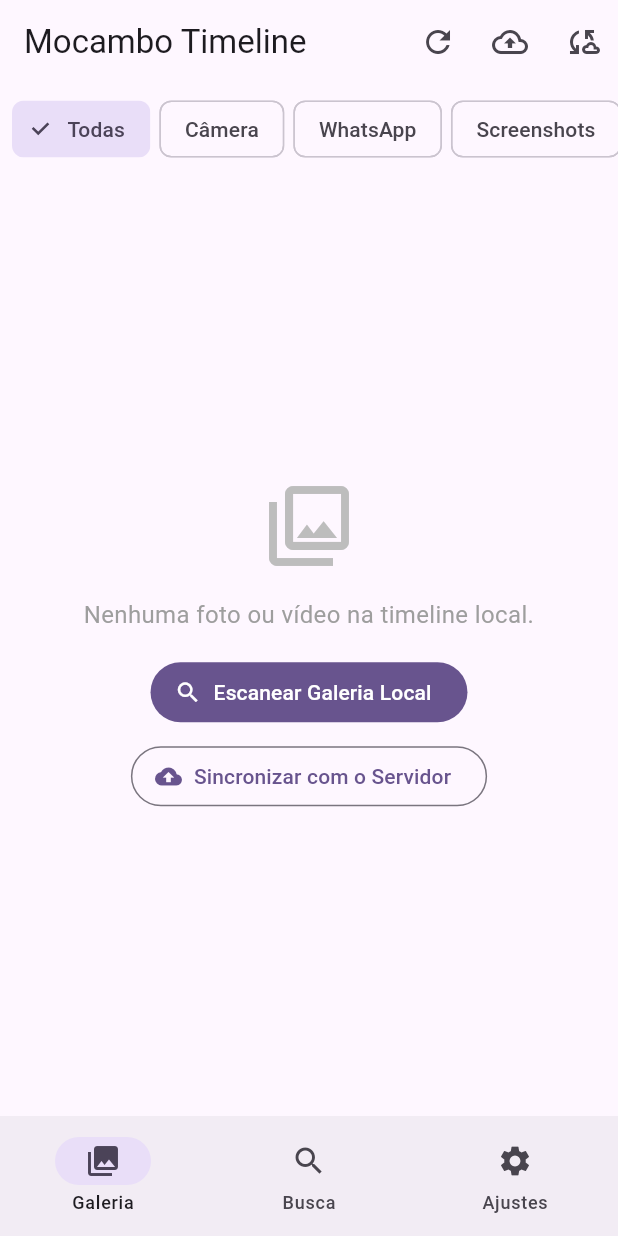
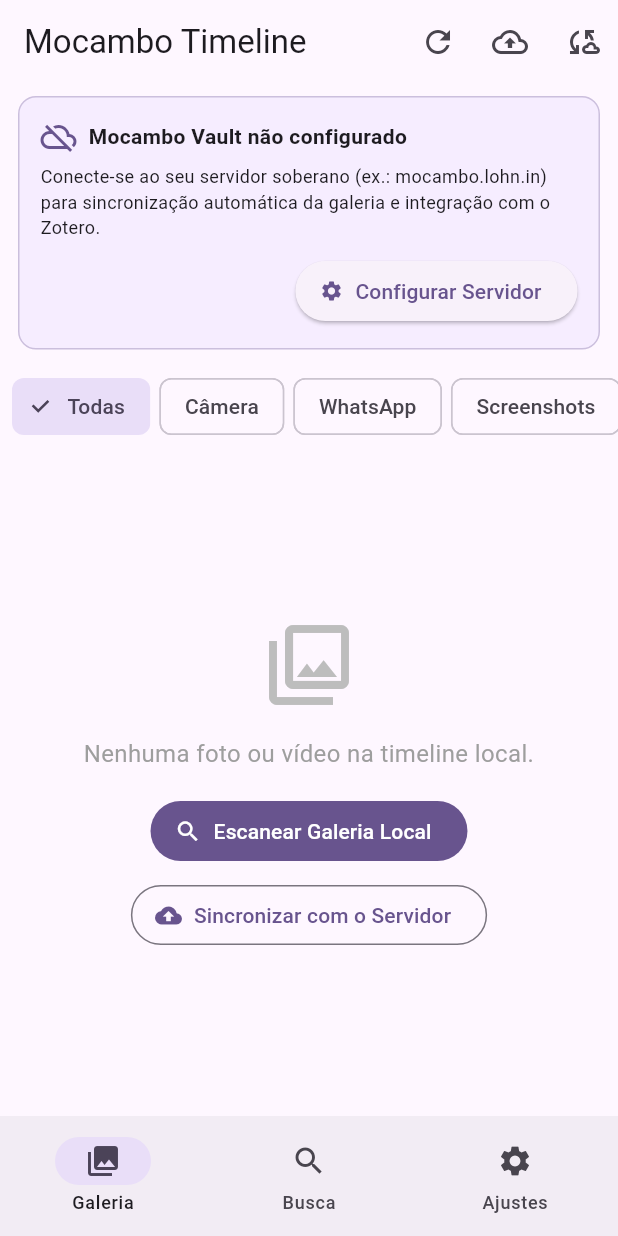
Before and after one commit to lumenpink/mocambo, a Flutter app: the screen it shows after launch, on a phone screen of 412 x 824 dp. Run offline on Flutter 3.47's test engine with Material 3 defaults, Android fonts, the phone set to English and light mode, and no system bars.

Commit message:
feat: feat(mobile): onboarding e status de sincronizacao (ref #38 - ph5)

```diff
--- a/mobile/lib/views/gallery_page.dart
+++ b/mobile/lib/views/gallery_page.dart
@@ -1,19 +1,28 @@
 import 'dart:io';
 import 'package:flutter/material.dart';
+import '../config/app_config.dart';
 import '../models/media_item.dart';
 
 class GalleryPage extends StatefulWidget {
   final List<MediaItem> items;
+  final AppConfig config;
+  final bool isSyncing;
+  final String? syncProgressMessage;
   final VoidCallback onTriggerOffload;
   final VoidCallback? onTriggerSync;
   final VoidCallback? onRefresh;
+  final VoidCallback? onOpenSettings;
 
   const GalleryPage({
     super.key,
     required this.items,
+    this.config = const AppConfig(),
+    this.isSyncing = false,
+    this.syncProgressMessage,
     required this.onTriggerOffload,
     this.onTriggerSync,
     this.onRefresh,
+    this.onOpenSettings,
   });
 
   @override
@@ -68,6 +77,90 @@ class _GalleryPageState extends State<GalleryPage> {
       ),
       body: Column(
         children: [
+          if (!widget.config.isConfigured)
+            Container(
+              margin: const EdgeInsets.symmetric(horizontal: 12, vertical: 8),
+              padding: const EdgeInsets.all(14),
+              decoration: BoxDecoration(
+                color: Theme.of(context)
+                    .colorScheme
+                    .primaryContainer
+                    .withOpacity(0.4),
+                borderRadius: BorderRadius.circular(12),
+                border: Border.all(
+                  color: Theme.of(context)
+                      .colorScheme
+                      .primary
+                      .withOpacity(0.3),
+                ),
+              ),
+              child: Column(
+                crossAxisAlignment: CrossAxisAlignment.start,
+                children: [
+                  Row(
+                    children: [
+                      Icon(
+                        Icons.cloud_off_outlined,
+                        color: Theme.of(context).colorScheme.primary,
+                        size: 24,
+                      ),
+                      const SizedBox(width: 8),
+                      const Expanded(
+                        child: Text(
+                          'Mocambo Vault não configurado',
+                          style: TextStyle(
+                            fontWeight: FontWeight.bold,
+                            fontSize: 14,
+                          ),
+                        ),
+                      ),
+                    ],
+                  ),
+                  const SizedBox(height: 6),
+                  const Text(
+                    'Conecte-se ao seu servidor soberano (ex.: mocambo.lohn.in) para sincronização automática da galeria e integração com o Zotero.',
+                    style: TextStyle(fontSize: 12),
+                  ),
+                  const SizedBox(height: 10),
+                  Align(
+                    alignment: Alignment.centerRight,
+                    child: ElevatedButton.icon(
+                      onPressed: widget.onOpenSettings,
+                      icon: const Icon(Icons.settings, size: 16),
+                      label: const Text('Configurar Servidor'),
+                    ),
+                  ),
+                ],
+              ),
+            )
+          else if (widget.isSyncing)
+            Container(
+              margin: const EdgeInsets.symmetric(horizontal: 12, vertical: 6),
+              padding: const EdgeInsets.symmetric(horizontal: 12, vertical: 8),
+              decoration: BoxDecoration(
+                color: Colors.blue.shade50,
+                borderRadius: BorderRadius.circular(8),
+                border: Border.all(color: Colors.blue.shade200),
+              ),
+              child: Row(
+                children: [
+                  const SizedBox(
+                    width: 16,
+                    height: 16,
+                    child: CircularProgressIndicator(strokeWidth: 2),
+                  ),
+                  const SizedBox(width: 10),
+                  Expanded(
+                    child: Text(
+                      widget.syncProgressMessage ??
+                          'Sincronizando com o servidor...',
+                      style:
+                          TextStyle(fontSize: 12, color: Colors.blue.shade900),
+                    ),
+                  ),
+                ],
+              ),
+            ),
           SingleChildScrollView(
             scrollDirection: Axis.horizontal,
             padding: const EdgeInsets.symmetric(horizontal: 8, vertical: 6),
```
Also changed, not shown: mobile/lib/main.dart (+43 -2 lines), 2 other files.
